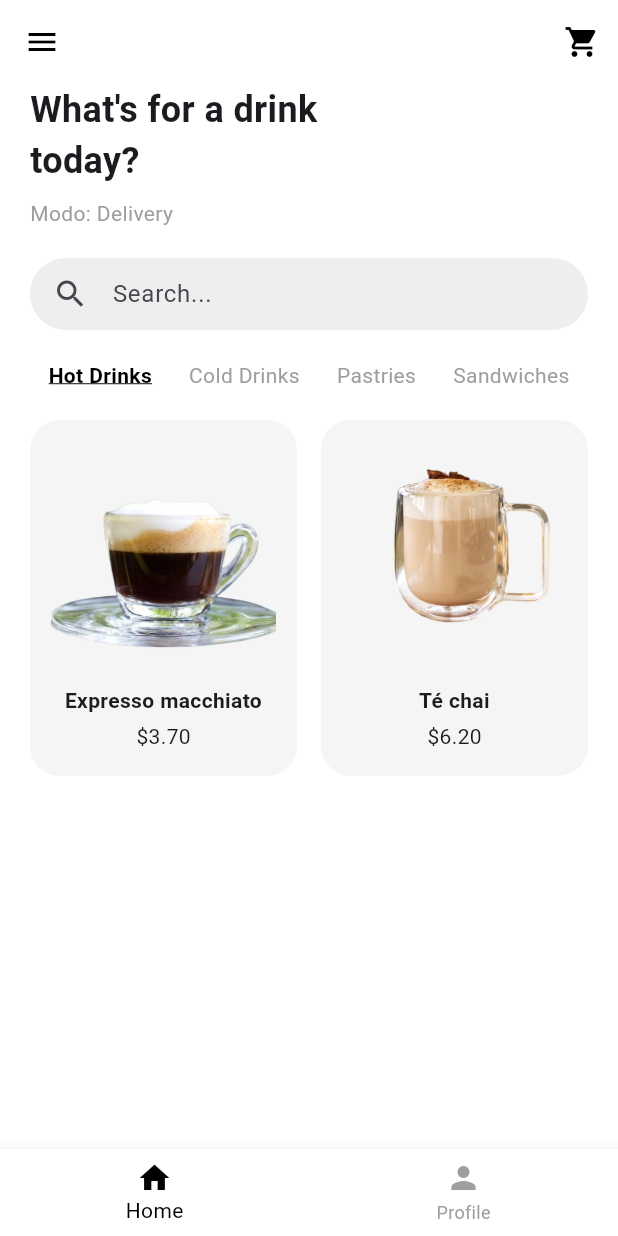
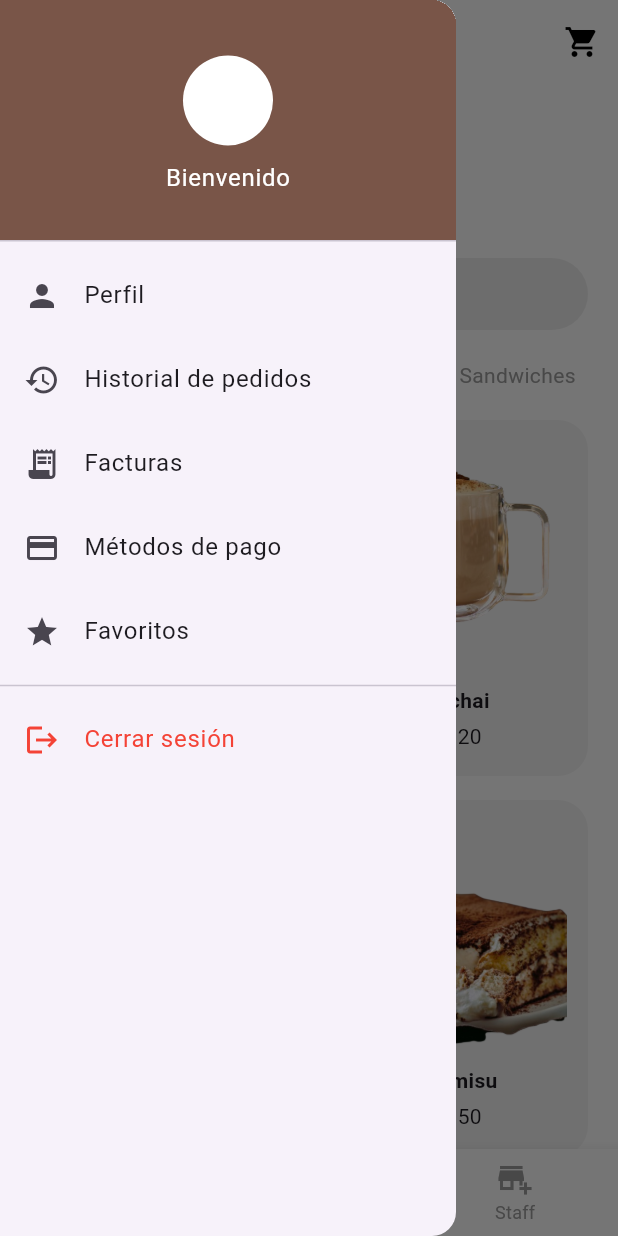
Before and after one commit to joelreyes21/proyecto_final, a Flutter app: the HomeScreen screen opened directly with empty values, with the side drawer open (before the commit the screen has no drawer), on a phone screen of 412 x 824 dp. Run offline on Flutter 3.47's test engine with Material 3 defaults, Android fonts, the phone set to English and light mode, and no system bars; our stand-ins replace image_picker.

Commit message:
Modifiqué home.dart

```diff
--- a/lib/screens/home.dart
+++ b/lib/screens/home.dart
@@ -1,6 +1,7 @@
 import 'package:flutter/material.dart';
 import 'product_details.dart';
 import 'cart_screen.dart';
+import 'profile_screen.dart';
 
 class HomeScreen extends StatefulWidget {
   final bool isLogin;
@@ -13,7 +14,7 @@ class HomeScreen extends StatefulWidget {
 }
 
 class _HomeScreenState extends State<HomeScreen> {
-  String selectedCategory = 'Hot Drinks';
+  String selectedCategory = 'All';
   String searchTerm = '';
 
   final List<Map<String, dynamic>> productos = [
@@ -79,7 +80,7 @@ class _HomeScreenState extends State<HomeScreen> {
   Widget build(BuildContext context) {
     final productosFiltrados = productos
         .where((producto) =>
-            producto['categoria'] == selectedCategory &&
+            (selectedCategory == 'All' || producto['categoria'] == selectedCategory) &&
             producto['nombre']
                 .toLowerCase()
                 .contains(searchTerm.toLowerCase()))
@@ -87,21 +88,68 @@ class _HomeScreenState extends State<HomeScreen> {
 
     return Scaffold(
       backgroundColor: Colors.white,
+      drawer: Drawer(
+        child: ListView(
+          padding: EdgeInsets.zero,
+          children: [
+            DrawerHeader(
+              decoration: const BoxDecoration(color: Colors.brown),
+              child: Column(
+                mainAxisAlignment: MainAxisAlignment.center,
+                children: const [
+                  CircleAvatar(radius: 30, backgroundColor: Colors.white),
+                  SizedBox(height: 10),
+                  Text('Bienvenido', style: TextStyle(color: Colors.white)),
+                ],
+              ),
+            ),
+            ListTile(
+              leading: const Icon(Icons.person),
+              title: const Text('Perfil'),
+              onTap: () {
+                Navigator.push(context, MaterialPageRoute(builder: (_) => const ProfileScreen()));
+              },
+            ),
+            ListTile(
+              leading: const Icon(Icons.history),
+              title: const Text('Historial de pedidos'),
+              onTap: () {},
+            ),
+            ListTile(
+              leading: const Icon(Icons.receipt_long),
+              title: const Text('Facturas'),
+              onTap: () {},
+            ),
+            ListTile(
+              leading: const Icon(Icons.payment),
+              title: const Text('Métodos de pago'),
+              onTap: () {},
+            ),
+            ListTile(
+              leading: const Icon(Icons.star),
+              title: const Text('Favoritos'),
+              onTap: () {},
+            ),
+            const Divider(),
+            ListTile(
+              leading: const Icon(Icons.logout, color: Colors.red),
+              title: const Text('Cerrar sesión', style: TextStyle(color: Colors.red)),
+              onTap: () {
+                Navigator.popUntil(context, (route) => route.isFirst);
+              },
+            ),
+          ],
+        ),
+      ),
       appBar: AppBar(
         backgroundColor: Colors.white,
         elevation: 0,
-        leading: IconButton(
-          icon: const Icon(Icons.menu, color: Colors.black),
-          onPressed: () {},
-        ),
+        iconTheme: const IconThemeData(color: Colors.black),
         actions: [
           IconButton(
             icon: const Icon(Icons.shopping_cart, color: Colors.black),
             onPressed: () {
-              Navigator.push(
-                context,
-                MaterialPageRoute(builder: (_) => const CartScreen()),
-              );
+              Navigator.push(context, MaterialPageRoute(builder: (_) => const CartScreen()));
             },
           ),
         ],
@@ -111,24 +159,13 @@ class _HomeScreenState extends State<HomeScreen> {
         child: Column(
           crossAxisAlignment: CrossAxisAlignment.start,
           children: [
-            const Text(
-              "What's for a drink\ntoday?",
-              style: TextStyle(fontSize: 24, fontWeight: FontWeight.bold),
-            ),
+            const Text("What's for a drink\ntoday?", style: TextStyle(fontSize: 24, fontWeight: FontWeight.bold)),
             const SizedBox(height: 8),
-            Text(
-              widget.mesa == 0 ? 'Modo: Delivery' : 'Mesa #${widget.mesa}',
-              style: const TextStyle(color: Colors.grey, fontSize: 14),
-            ),
+            Text(widget.mesa == 0 ? 'Modo: Delivery' : 'Table #${widget.mesa}', style: const TextStyle(color: Colors.grey, fontSize: 14)),
             const SizedBox(height: 20),
-
-            // 🔍 Buscador
             Container(
               padding: const EdgeInsets.symmetric(horizontal: 15),
-              decoration: BoxDecoration(
-                color: Colors.grey.shade200,
-                borderRadius: BorderRadius.circular(30),
-              ),
+              decoration: BoxDecoration(color: Colors.grey.shade200, borderRadius: BorderRadius.circular(30)),
               child: TextField(
                 onChanged: (value) => setState(() => searchTerm = value),
                 decoration: const InputDecoration(
@@ -139,12 +176,9 @@ class _HomeScreenState extends State<HomeScreen> {
               ),
             ),
             const SizedBox(height: 20),
-
-            // 🏷️ Categorías
             Row(
               mainAxisAlignment: MainAxisAlignment.spaceAround,
-              children: ['Hot Drinks', 'Cold Drinks', 'Pastries', 'Sandwiches']
-                  .map((cat) {
+              children: ['All', 'Hot Drinks', 'Cold Drinks', 'Pastries', 'Sandwiches'].map((cat) {
                 final selected = cat == selectedCategory;
                 return GestureDetector(
                   onTap: () => setState(() => selectedCategory = cat),
@@ -153,17 +187,13 @@ class _HomeScreenState extends State<HomeScreen> {
                     style: TextStyle(
                       fontWeight: selected ? FontWeight.bold : FontWeight.normal,
                       color: selected ? Colors.black : Colors.grey,
-                      decoration: selected
-                          ? TextDecoration.underline
-                          : TextDecoration.none,
+                      decoration: selected ? TextDecoration.underline : TextDecoration.none,
                     ),
                   ),
                 );
               }).toList(),
             ),
             const SizedBox(height: 20),
-
-            // 🛍️ Productos
             Expanded(
               child: productosFiltrados.isEmpty
                   ? const Center(child: Text("No hay productos"))
@@ -188,10 +218,7 @@ class _HomeScreenState extends State<HomeScreen> {
                             );
                           },
                           child: Container(
-                            decoration: BoxDecoration(
-                              color: Colors.grey.shade100,
-                              borderRadius: BorderRadius.circular(20),
-                            ),
+                            decoration: BoxDecoration(color: Colors.grey.shade100, borderRadius: BorderRadius.circular(20)),
                             child: Column(
                               mainAxisAlignment: MainAxisAlignment.center,
                               children: [
@@ -205,19 +232,9 @@ class _HomeScreenState extends State<HomeScreen> {
                                   ),
                                 ),
                                 const SizedBox(height: 10),
-                                Text(
-                                  producto['nombre'],
-                                  textAlign: TextAlign.center,
-                                  style: const TextStyle(
-                                    fontWeight: FontWeight.bold,
-                                    fontSize: 14,
-                                  ),
-                                ),
+                                Text(producto['nombre'], textAlign: TextAlign.center, style: const TextStyle(fontWeight: FontWeight.bold, fontSize: 14)),
                                 const SizedBox(height: 4),
-                                Text(
-                                  producto['precio'],
-                                  style: const TextStyle(fontSize: 14),
-                                ),
+                                Text(producto['precio'], style: const TextStyle(fontSize: 14)),
                               ],
                             ),
                           ),
@@ -228,15 +245,20 @@ class _HomeScreenState extends State<HomeScreen> {
           ],
         ),
       ),
-
       bottomNavigationBar: BottomNavigationBar(
         backgroundColor: Colors.white,
         selectedItemColor: Colors.black,
         unselectedItemColor: Colors.grey,
         currentIndex: 0,
+        onTap: (index) {
+          if (index == 1) {
+            Navigator.push(context, MaterialPageRoute(builder: (_) => const ProfileScreen()));
+          }
+        },
         items: const [
           BottomNavigationBarItem(icon: Icon(Icons.home), label: 'Home'),
           BottomNavigationBarItem(icon: Icon(Icons.person), label: 'Profile'),
+          BottomNavigationBarItem(icon: Icon(Icons.add_business), label: 'Staff'),
         ],
       ),
     );
--- /dev/null
+++ b/lib/utils/facturas.dart
@@ -0,0 +1,13 @@
+import '../models/producto.dart';
+
+class Facturas {
+  static final List<List<Producto>> _facturas = [];
+
+  static void agregarFactura(List<Producto> productos) {
+    _facturas.add(List.from(productos)); // Guardar copia
+  }
+
+  static List<List<Producto>> obtenerFacturas() {
+    return _facturas;
+  }
+}
```
Also changed, not shown: lib/models/factura.dart (added, +9 -0 lines), lib/screens/cart_screen.dart (+20 -9 lines), lib/screens/facturas_screen.dart (added, +21 -0 lines), lib/screens/invoice_screen.dart (added, +86 -0 lines), lib/screens/profile_screen.dart (added, +172 -0 lines), pubspec.yaml (+7 -70 lines), pubspec.lock, 11 other files.
